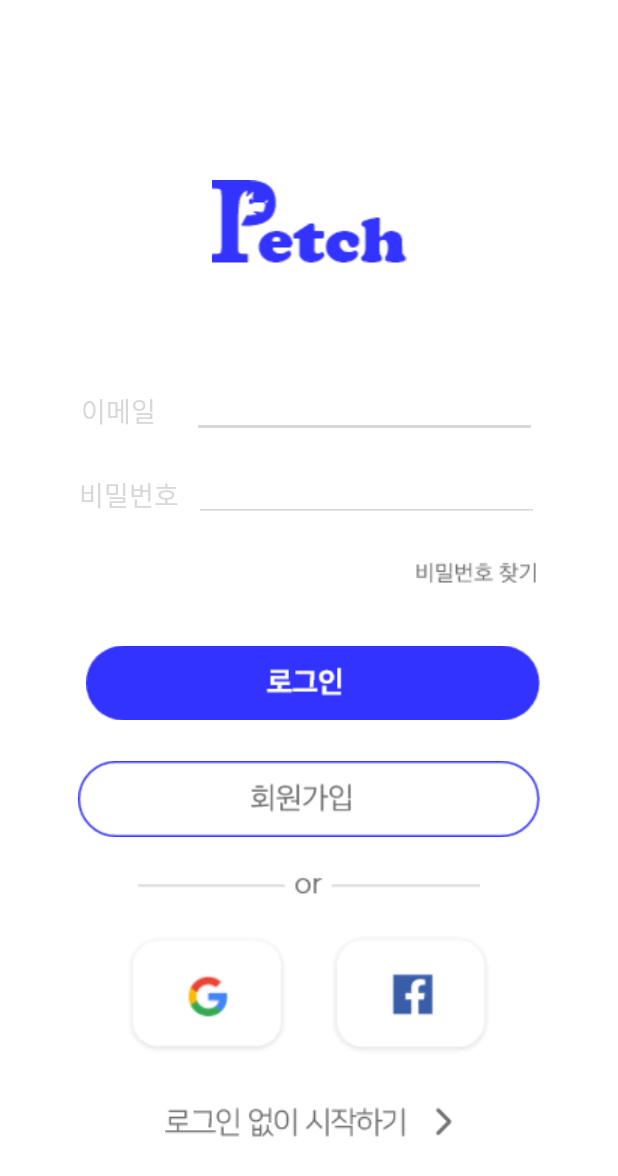
After one commit to PETCH-KR/Frontend-Andriod, an Android app: the LoginActivity screen opened directly, with no data from a screen before it, on a phone screen of 412 x 824 dp. The commit adds this screen. Shown: the top 1176 px of the screen. Run offline under Robolectric (Android 15) with nearby library versions, the phone set to English and light mode, and no system bars.

Commit message:
Login View : XML

```diff
--- /dev/null
+++ b/app/src/main/java/com/example/carry_stray_dogs/LoginActivity.kt
@@ -0,0 +1,12 @@
+package com.example.carry_stray_dogs
+
+import android.os.Bundle
+import androidx.appcompat.app.AppCompatActivity
+
+class LoginActivity : AppCompatActivity(){
+    override fun onCreate(savedInstanceState: Bundle?){
+        super.onCreate(savedInstanceState)
+        setContentView(R.layout.activity_login)
+
+    }
+}
--- a/app/src/main/java/com/example/carry_stray_dogs/MyPagerAdapter.kt
+++ b/app/src/main/java/com/example/carry_stray_dogs/MyPagerAdapter.kt
@@ -1,6 +1,7 @@
 package com.example.carry_stray_dogs
 
 import android.content.Context
+import android.content.Intent
 import android.graphics.Color
 import android.view.LayoutInflater
 import android.view.View
@@ -9,11 +10,13 @@ import android.widget.Button
 import android.widget.ImageButton
 import android.widget.ImageView
 import android.widget.TextView
+import androidx.appcompat.app.AppCompatActivity
+import androidx.core.content.ContextCompat.startActivity
 import androidx.fragment.app.Fragment
 import androidx.fragment.app.FragmentPagerAdapter
 import androidx.viewpager.widget.PagerAdapter
 
-class MyPagerAdapter(var context: Context) : PagerAdapter()  {
+class MyPagerAdapter(var context: Context) : PagerAdapter(){
 
     override fun instantiateItem(container: ViewGroup, position: Int): Any {
         var view : View ?=null;
@@ -22,6 +25,11 @@ class MyPagerAdapter(var context: Context) : PagerAdapter()  {
         var imageView = view.findViewById<ImageView>(R.id.imageView)
         var goBtn = view.findViewById<ImageButton>(R.id.playbtn)
         var textView : TextView = view.findViewById(R.id.txt)
+
+        goBtn.setOnClickListener {
+           // val intent = Intent(, LoginActivity::class.java)
+           // startActivity(intent)
+        }
 
         if(position==0){
             imageView.setImageResource(R.drawable.splash_1);
--- a/app/src/main/java/com/example/carry_stray_dogs/SplashActivity.kt
+++ b/app/src/main/java/com/example/carry_stray_dogs/SplashActivity.kt
@@ -1,10 +1,13 @@
 package com.example.carry_stray_dogs
+import android.content.Intent
 import android.graphics.drawable.Drawable
 import androidx.appcompat.app.AppCompatActivity
 import android.os.Bundle
 import android.view.Window
 import android.view.WindowManager
+import android.widget.ImageView
 import androidx.appcompat.app.ActionBar
+import androidx.core.content.ContextCompat
 import androidx.viewpager.widget.ViewPager
 import com.google.android.material.tabs.TabLayout
 import com.myhome.siviewpager.SIViewPager
@@ -21,11 +24,14 @@ class SplashActivity : AppCompatActivity() {
         actionBar = supportActionBar
         actionBar?.hide()
 
-        var a = MyPagerAdapter(this)
+        var pageradapter = MyPagerAdapter(this)
         var pager = findViewById<ViewPager>(R.id.view_pager)
-        pager.setAdapter(a)
+        pager.setAdapter(pageradapter)
 
         var tabLayout = findViewById<TabLayout>(R.id.tablayout)
         tabLayout.setupWithViewPager(pager,true)
+
     }
+
+
 }
--- a/app/src/main/res/layout/activity_lodging.xml
+++ b/app/src/main/res/layout/activity_lodging.xml
@@ -10,8 +10,10 @@
         android:layout_width="match_parent"
         android:layout_height="match_parent"
         app:srcCompat="@drawable/petch_logo"
-        android:layout_marginTop="250dp"
-        android:layout_marginBottom="300dp"
+        android:layout_marginLeft="50dp"
+        android:layout_marginRight="50dp"
+        android:layout_marginTop="270dp"
+        android:layout_marginBottom="370dp"
 
         />
 
--- /dev/null
+++ b/app/src/main/res/layout/activity_login.xml
@@ -0,0 +1,174 @@
+<?xml version="1.0" encoding="utf-8"?>
+<androidx.constraintlayout.widget.ConstraintLayout xmlns:android="http://schemas.android.com/apk/res/android"
+    xmlns:app="http://schemas.android.com/apk/res-auto"
+    xmlns:tools="http://schemas.android.com/tools"
+    android:layout_width="match_parent"
+    android:layout_height="match_parent"
+    tools:context=".LoginActivity">
+
+    <LinearLayout
+        android:layout_width="match_parent"
+        android:layout_height="match_parent"
+        android:orientation="vertical" >
+
+        <LinearLayout
+            android:layout_width="match_parent"
+            android:layout_height="match_parent"
+            android:orientation="vertical">
+
+            <ImageView
+                android:id="@+id/imageView"
+                android:layout_width="match_parent"
+                android:layout_height="wrap_content"
+                android:layout_marginTop="120dp"
+                android:layout_marginLeft="50dp"
+                android:layout_marginRight="50dp"
+                android:scaleType="fitCenter"
+                android:src="@drawable/login_logo" />
+
+            <LinearLayout
+                android:layout_width="match_parent"
+                android:layout_height="wrap_content"
+                android:layout_marginTop="70dp"
+                android:gravity="center"
+                android:orientation="horizontal">
+
+                <TextView
+                    android:layout_width="wrap_content"
+                    android:layout_height="wrap_content"
+                    android:layout_marginRight="10dp"
+                    android:text="이메일   "
+                    android:textColor="#d8d8d8"
+                    android:textSize="18dp" />
+
+                <EditText
+                    android:id="@+id/emailText"
+                    android:layout_width="230dp"
+                    android:layout_height="36dp"
+                    android:backgroundTint="#d8d8d8"
+                    android:hint=" "
+                    android:scrollbars="horizontal"
+                    android:selectAllOnFocus="false"
+                    android:singleLine="true"></EditText>
+
+            </LinearLayout>
+
+            <LinearLayout
+                android:layout_width="match_parent"
+                android:layout_height="wrap_content"
+                android:orientation="horizontal"
+                android:layout_marginTop="20dp"
+                android:gravity="center">
+
+                <TextView
+                    android:layout_width="wrap_content"
+                    android:layout_height="wrap_content"
+                    android:layout_marginRight="10dp"
+                    android:textSize="18dp"
+                    android:textColor="#d8d8d8"
+                    android:text="비밀번호" />
+
+                <EditText
+                    android:id="@+id/pwdText"
+                    android:layout_width="230dp"
+                    android:layout_height="36dp"
+                    android:hint=" "
+                    android:backgroundTint="#d8d8d8"
+                    android:scrollbars="horizontal"
+                    android:selectAllOnFocus="false"
+                    android:singleLine="true" />
+            </LinearLayout>
+
+
+
+            <LinearLayout
+                android:layout_width="wrap_content"
+                android:layout_height="wrap_content"
+                android:layout_marginRight="40dp"
+                android:layout_marginTop="15dp"
+                android:layout_gravity="right">
+
+            <ImageButton
+                android:layout_width="wrap_content"
+                android:layout_height="wrap_content"
+                android:backgroundTint="#00ff"
+                android:src="@drawable/login_findpwd" />
+
+            </LinearLayout>
+
+
+            <ImageButton
+                android:id="@+id/login"
+                android:layout_width="match_parent"
+                android:layout_height="wrap_content"
+                android:backgroundTint="#00ff"
+                android:layout_marginLeft="45dp"
+                android:layout_marginRight="40dp"
+                android:layout_marginTop="15dp"
+                android:scaleType="fitCenter"
+                android:src="@drawable/login_login" />
+
+            <ImageButton
+                android:id="@+id/join"
+                android:layout_width="match_parent"
+                android:layout_height="wrap_content"
+                android:layout_marginLeft="40dp"
+                android:layout_marginRight="40dp"
+                android:backgroundTint="#00ff"
+                android:scaleType="fitCenter"
+                android:src="@drawable/login_join" />
+
+            <ImageView
+                android:id="@+id/or"
+                android:layout_width="match_parent"
+                android:layout_height="wrap_content"
+                android:scaleType="fitCenter"
+                android:layout_marginTop="6dp"
+                android:src="@drawable/login_or" />
+
+            <LinearLayout
+                android:layout_width="match_parent"
+                android:layout_height="wrap_content"
+                android:orientation="horizontal"
+                android:layout_marginTop="9dp"
+                android:layout_marginLeft="70dp"
+                android:layout_marginRight="70dp">
+
+                <ImageButton
+                    android:id="@+id/google_login"
+                    android:layout_width="match_parent"
+                    android:layout_height="match_parent"
+                    android:layout_weight="1"
+                    android:backgroundTint="#00ff"
+                    android:scaleType="fitCenter"
+                    android:src="@drawable/login_google" />
+
+                <ImageButton
+                    android:id="@+id/facebook_login"
+                    android:layout_width="match_parent"
+                    android:layout_height="match_parent"
+                    android:layout_weight="1"
+                    android:backgroundTint="#00ff"
+                    android:scaleType="fitCenter"
+                    android:src="@drawable/login_facebook" />
+
+            </LinearLayout>
+
+            <ImageButton
+                android:id="@+id/without_login"
+                android:layout_marginTop="10dp"
+                android:layout_width="wrap_content"
+                android:layout_height="wrap_content"
+                android:backgroundTint="#00ff"
+                android:layout_gravity="center"
+                android:scaleType="fitCenter"
+                android:src="@drawable/login_loginstart" />
+
+        </LinearLayout>
+
+
+    </LinearLayout>
+
+
+
+</androidx.constraintlayout.widget.ConstraintLayout>
--- a/app/src/main/res/layout/pager_item.xml
+++ b/app/src/main/res/layout/pager_item.xml
@@ -10,22 +10,24 @@
         android:layout_width="match_parent"
         android:layout_height="match_parent"
         android:orientation="vertical"
-        android:layout_marginRight="10dp"
-        android:layout_marginLeft="10dp"
+        android:layout_marginRight="40dp"
+        android:layout_marginLeft="40dp"
         >
 
         <LinearLayout
             android:layout_width="match_parent"
             android:layout_height="0dp"
-            android:layout_weight="7.5"
+            android:layout_weight="7"
             android:orientation="vertical">
 
             <ImageView
                 android:id="@+id/imageView"
                 android:layout_width="match_parent"
                 android:layout_height="0dp"
-                android:layout_weight="9"
-                android:layout_marginTop="120dp"
+                android:layout_marginLeft="10dp"
+                android:layout_marginTop="150dp"
+                android:layout_marginRight="10dp"
+                android:layout_weight="7"
                 android:scaleType="fitCenter"
                 android:src="@drawable/splash_1" />
 
@@ -33,9 +35,9 @@
                 android:id="@+id/txt"
                 android:layout_width="match_parent"
                 android:layout_height="0dp"
-                android:layout_weight="2"
+                android:layout_weight="1.3"
                 android:gravity="center"
-                android:layout_marginTop="40dp"
+                android:layout_marginTop="10dp"
                 android:text="해외 이동 봉사란?"
                 android:textColor="#707070"
                 android:textSize="20dp"
@@ -45,8 +47,8 @@
                 android:id="@+id/imageView2"
                 android:layout_width="match_parent"
                 android:layout_height="0dp"
-                android:layout_marginTop="10dp"
-                android:layout_weight="3"
+                android:layout_marginTop="5dp"
+                android:layout_weight="2"
                 android:src="@drawable/splash_blank" />
 
         </LinearLayout>
@@ -54,7 +56,8 @@
         <LinearLayout
             android:layout_width="match_parent"
             android:layout_height="0dp"
-            android:layout_weight="1.3">
+            android:layout_weight="1.2"
+            android:layout_marginBottom="50dp">
 
             <ImageButton
                 android:id="@+id/playbtn"
@@ -63,6 +66,7 @@
                 android:layout_marginTop="20dp"
                 android:backgroundTint="#00ff"
                 android:scaleType="fitCenter"
+                android:onClick="onClink"
                 android:src="@drawable/splash_btn" />
 
         </LinearLayout>
```
Also changed, not shown: app/src/main/res/drawable/login_email.png (added), app/src/main/res/drawable/login_facebook.png (added), app/src/main/res/drawable/login_findpwd.png (added), app/src/main/res/drawable/login_google.png (added), app/src/main/res/drawable/login_join.png (added), app/src/main/res/drawable/login_login.png (added), app/src/main/res/drawable/login_loginstart.png (added), app/src/main/res/drawable/login_logo.png (added), app/src/main/res/drawable/login_or.png (added), app/src/main/res/drawable/login_pwd.png (added).
